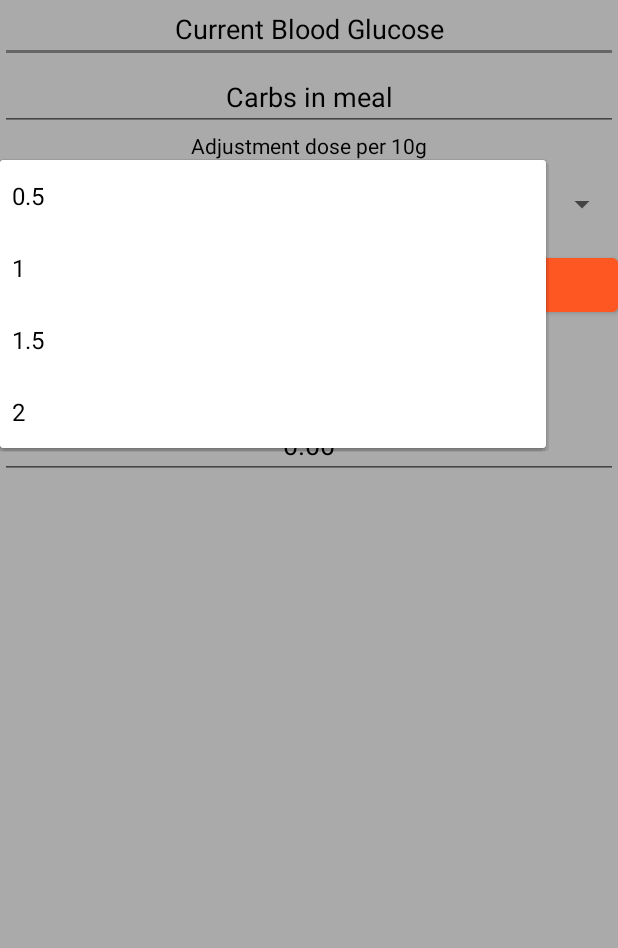
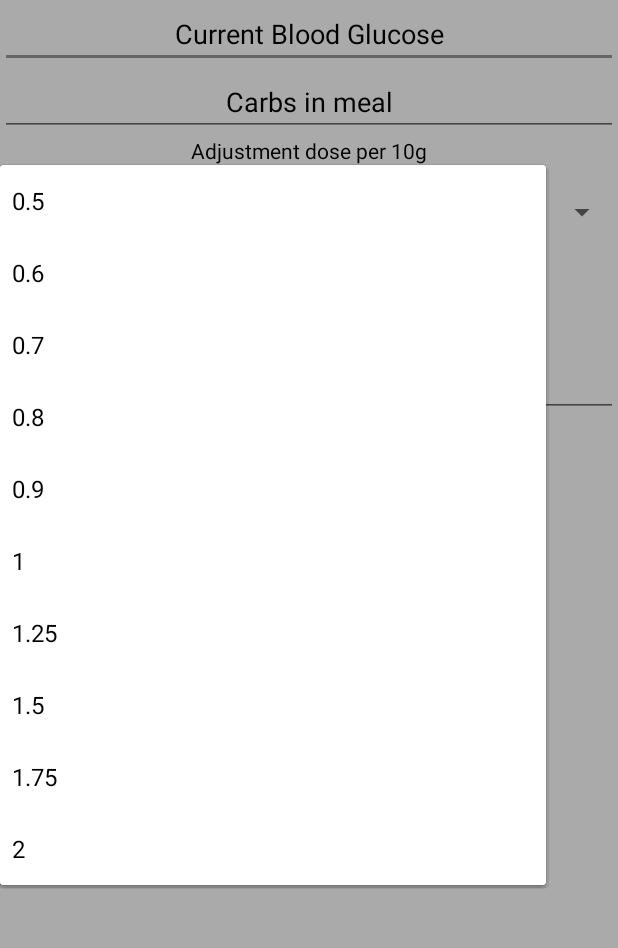
Before and after one commit to DrewRowan/androidcarbcalculator, an Android app: the screen it shows after launch (MainActivity), after a tap on "0.5", on a phone screen of 412 x 824 dp, the part 103-1051 px from its top. Run offline under Robolectric (Android 15) with nearby library versions, the phone set to English and light mode, and no system bars; our stand-ins replace Room's generated code.

Commit message:
auto calculate now a feature

```diff
--- /dev/null
+++ b/app/src/main/java/com/example/calculator/Calculation.java
@@ -0,0 +1,35 @@
+package com.example.calculator;
+
+import androidx.room.ColumnInfo;
+import androidx.room.Entity;
+import androidx.room.PrimaryKey;
+
+import java.util.Calendar;
+import java.util.Date;
+
+@Entity(tableName = "calculation_table")
+public class Calculation {
+
+    @ColumnInfo
+    @PrimaryKey(autoGenerate=true)
+    Long id;
+
+    String bloodGlucose;
+
+    @ColumnInfo
+    String carbohydrates;
+
+    @ColumnInfo
+    String calculation;
+
+    public void setCalculation(String bloodGlucose, String carbohydrates, String calculation) {
+        this.bloodGlucose = bloodGlucose;
+        this.carbohydrates = carbohydrates;
+        this.calculation = calculation;
+
+    }
+
+    public String getCalculation() {
+        return this.calculation;
+    }
+}
--- /dev/null
+++ b/app/src/main/java/com/example/calculator/CalculationDao.java
@@ -0,0 +1,22 @@
+package com.example.calculator;
+
+import androidx.lifecycle.LiveData;
+import androidx.room.Dao;
+import androidx.room.Insert;
+import androidx.room.OnConflictStrategy;
+import androidx.room.Query;
+
+import java.util.List;
+
+@Dao
+public interface CalculationDao {
+
+    @Insert(onConflict = OnConflictStrategy.IGNORE)
+    void insert(Calculation calculation);
+
+    @Query("DELETE FROM calculation_table")
+    void deleteAll();
+
+    @Query("SELECT * FROM calculation_table ORDER BY id DESC")
+    LiveData<List<Calculation>> getSortedCalculations();
+}
--- /dev/null
+++ b/app/src/main/java/com/example/calculator/CalculationListAdapter.java
@@ -0,0 +1,38 @@
+package com.example.calculator;
+
+import android.view.ViewGroup;
+
+import androidx.annotation.NonNull;
+import androidx.recyclerview.widget.DiffUtil;
+import androidx.recyclerview.widget.ListAdapter;
+
+class CalculationListAdapter extends ListAdapter<Calculation, CalculationViewHolder> {
+
+    protected CalculationListAdapter(@NonNull DiffUtil.ItemCallback<Calculation> diffCallback) {
+        super(diffCallback);
+    }
+
+    @Override
+    public CalculationViewHolder onCreateViewHolder(ViewGroup parent, int viewType) {
+        return CalculationViewHolder.create(parent);
+    }
+
+    @Override
+    public void onBindViewHolder(CalculationViewHolder holder, int position) {
+        Calculation current = getItem(position);
+        holder.bind(current.getCalculation());
+    }
+
+    static class CalculationDiff extends DiffUtil.ItemCallback<Calculation> {
+
+        @Override
+        public boolean areItemsTheSame(@NonNull Calculation oldItem, @NonNull Calculation newItem) {
+            return oldItem == newItem;
+        }
+
+        @Override
+        public boolean areContentsTheSame(@NonNull Calculation oldItem, @NonNull Calculation newItem) {
+            return oldItem.getCalculation().equals(newItem.getCalculation());
+        }
+    }
+}
--- /dev/null
+++ b/app/src/main/java/com/example/calculator/CalculationRepository.java
@@ -0,0 +1,37 @@
+package com.example.calculator;
+
+import android.app.Application;
+
+import androidx.lifecycle.LiveData;
+
+import java.util.List;
+
+class CalculationRepository {
+
+    private CalculationDao mCalculationDao;
+    private LiveData<List<Calculation>> mAllCalculations;
+
+    // Note that in order to unit test the CalculationRepository, you have to remove the Application
+    // dependency. This adds complexity and much more code, and this sample is not about testing.
+    // See the BasicSample in the android-architecture-components repository at
+    // https://github.com/googlesamples
+    CalculationRepository(Application application) {
+        CalculationRoomDatabase db = CalculationRoomDatabase.getDatabase(application);
+        mCalculationDao = db.CalculationDao();
+        mAllCalculations = mCalculationDao.getSortedCalculations();
+    }
+
+    // Room executes all queries on a separate thread.
+    // Observed LiveData will notify the observer when the data has changed.
+    LiveData<List<Calculation>> getAllCalculations() {
+        return mAllCalculations;
+    }
+
+    // You must call this on a non-UI thread or your app will throw an exception. Room ensures
+    // that you're not doing any long running operations on the main thread, blocking the UI.
+    void insert(Calculation Calculation) {
+        CalculationRoomDatabase.databaseWriteExecutor.execute(() -> {
+            mCalculationDao.insert(Calculation);
+        });
+    }
+}
--- /dev/null
+++ b/app/src/main/java/com/example/calculator/CalculationRoomDatabase.java
@@ -0,0 +1,61 @@
+package com.example.calculator;
+
+import android.content.Context;
+
+import androidx.annotation.NonNull;
+import androidx.room.Database;
+import androidx.room.Room;
+import androidx.room.RoomDatabase;
+import androidx.sqlite.db.SupportSQLiteDatabase;
+
+import java.util.concurrent.ExecutorService;
+import java.util.concurrent.Executors;
+
+@Database(entities = {Calculation.class}, version = 1, exportSchema = false)
+public abstract class CalculationRoomDatabase extends RoomDatabase {
+
+    public abstract CalculationDao CalculationDao();
+
+    private static volatile CalculationRoomDatabase INSTANCE;
+    private static final int NUMBER_OF_THREADS = 4;
+    static final ExecutorService databaseWriteExecutor =
+            Executors.newFixedThreadPool(NUMBER_OF_THREADS);
+
+    static CalculationRoomDatabase getDatabase(final Context context) {
+        if (INSTANCE == null) {
+            synchronized (CalculationRoomDatabase.class) {
+                if (INSTANCE == null) {
+                    INSTANCE = Room.databaseBuilder(context.getApplicationContext(),
+                            CalculationRoomDatabase.class, "calculation_database")
+                            .addCallback(sRoomDatabaseCallback)
+                            .build();
+                }
+            }
+        }
+        return INSTANCE;
+    }
+
+    private static RoomDatabase.Callback sRoomDatabaseCallback = new RoomDatabase.Callback() {
+        @Override
+        public void onCreate(@NonNull SupportSQLiteDatabase db) {
+            super.onCreate(db);
+
+            // If you want to keep data through app restarts,
+            // comment out the following block
+            databaseWriteExecutor.execute(() -> {
+                // Populate the database in the background.
+                // If you want to start with more calculations, just add them.
+                CalculationDao dao = INSTANCE.CalculationDao();
+                dao.deleteAll();
+
+                Calculation calculation = new Calculation();
+                calculation.setCalculation("1", "2", "3");
+                dao.insert(calculation);
+                calculation = new Calculation();
+                calculation.setCalculation("4", "5", "67");
+                dao.insert(calculation);
+            });
+        }
+    };
+
+}
--- /dev/null
+++ b/app/src/main/java/com/example/calculator/CalculationViewModel.java
@@ -0,0 +1,25 @@
+package com.example.calculator;
+
+import android.app.Application;
+
+import androidx.lifecycle.AndroidViewModel;
+import androidx.lifecycle.LiveData;
+
+import java.util.List;
+
+public class CalculationViewModel extends AndroidViewModel {
+
+    private CalculationRepository mRepository;
+
+    private final LiveData<List<Calculation>> mAllCalculations;
+
+    public CalculationViewModel (Application application) {
+        super(application);
+        mRepository = new CalculationRepository(application);
+        mAllCalculations = mRepository.getAllCalculations();
+    }
+
+    LiveData<List<Calculation>> getAllCalculations() { return mAllCalculations; }
+
+    public void insert(Calculation Calculation) { mRepository.insert(Calculation); }
+}
--- a/app/src/main/java/com/example/calculator/MainActivity.java
+++ b/app/src/main/java/com/example/calculator/MainActivity.java
@@ -1,9 +1,17 @@
 package com.example.calculator;
 
 import androidx.appcompat.app.AppCompatActivity;
+import androidx.lifecycle.ViewModelProvider;
+import androidx.recyclerview.widget.LinearLayoutManager;
+import androidx.recyclerview.widget.RecyclerView;
+
+import android.content.Intent;
 import android.os.Bundle;
+import android.text.Editable;
+import android.text.TextWatcher;
 import android.util.Log;
 import android.view.View;
+import android.widget.AdapterView;
 import android.widget.ArrayAdapter;
 import android.widget.Button;
 import android.widget.EditText;
@@ -12,16 +20,16 @@ import android.widget.TextView;
 import android.widget.Toast;
 
 public class MainActivity extends AppCompatActivity {
+
+    public static final int NEW_CALCULATION_ACTIVITY_REQUEST_CODE = 1;
+
     private EditText opr1;
     private EditText opr2;
-    private Button btnadd;
-    private Button btnsub;
-    private Button btnmul;
-    private Button btncalculate;
-    private Button btnclr;
     private TextView txtresult;
     private float valInsulinPerCarbs = 0.5F;
     private int valCorrectionDose = 1;
+    private CalculationViewModel mCalculationViewModel;
+    private Spinner spinner;
 
     public double calculateRangeCorrection(double currentBloodGlucose) {
         // adjust for range e.g. 5-7 = 0 correction, 7-9 = 1, etc
@@ -33,10 +41,35 @@ public class MainActivity extends AppCompatActivity {
         return rangeCorrection;
     }
 
+    public static double roundToHalf(double d) {
+        return Math.round(d * 2) / 2.0;
+    }
+
     // this function adjusts for correction ranges
     // e.g. 5-7 = 0 correction, 7-9 = 1, etc
     public double adjustForRange(double num) {
         return Math.floor(num*2)/2;
+    }
+
+    public void runCalculation() {
+        if((opr1.getText().length()>0) && (opr2.getText().length()>0))
+        {
+            double oper1 = Double.parseDouble(opr1.getText().toString());
+            double oper2 = Double.parseDouble(opr2.getText().toString());
+            valInsulinPerCarbs = Float.parseFloat(spinner.getSelectedItem().toString());
+            double result = valInsulinPerCarbs *  Math.round(oper2/10);
+            double rangeCorrection = calculateRangeCorrection(oper1);
+            double roundedToHalf = roundToHalf(result + rangeCorrection);
+            txtresult.setText(Double.toString(roundedToHalf));
+
+            Calculation calculation = new Calculation();
+            calculation.setCalculation(opr1.getText().toString(), opr2.getText().toString(), Double.toString(result + rangeCorrection ));
+            mCalculationViewModel.insert(calculation);
+        }
+        else{
+            Toast toast= Toast.makeText(MainActivity.this,"Enter The Required Numbers",Toast.LENGTH_LONG);
+            toast.show();
+        }
     }
 
     @Override
@@ -45,36 +78,67 @@ public class MainActivity extends AppCompatActivity {
         setContentView(R.layout.activity_main);
         opr1 = (EditText) findViewById(R.id.editOp1);
         opr2 = (EditText) findViewById(R.id.editOp2);
-        btncalculate = (Button) findViewById(R.id.btncalculate);
         txtresult= (TextView) findViewById(R.id.result);
 
+        RecyclerView recyclerView = findViewById(R.id.recyclerview);
+        final CalculationListAdapter adapter = new CalculationListAdapter(new CalculationListAdapter.CalculationDiff());
+        recyclerView.setAdapter(adapter);
+        recyclerView.setLayoutManager(new LinearLayoutManager(this));
+
+        mCalculationViewModel = new ViewModelProvider(this).get(CalculationViewModel.class);
+
+        mCalculationViewModel.getAllCalculations().observe(this, calculations -> {
+            // Update the cached copy of the calculations in the adapter.
+            adapter.submitList(calculations);
+        });
+
         // add dropdown contents
-        Spinner spinner = (Spinner) findViewById(R.id.spinner);
-        // Create an ArrayAdapter using the string array and a default spinner layout
-        ArrayAdapter<CharSequence> adapter = ArrayAdapter.createFromResource(this, R.array.adjustmentdose_array, android.R.layout.simple_spinner_item);
+        spinner = (Spinner) findViewById(R.id.spinner);
+        // Create an ArrayAdapter using the string array and a default spinne   r layout
+        ArrayAdapter<CharSequence> arrayAdapter = ArrayAdapter.createFromResource(this, R.array.adjustmentdose_array, android.R.layout.simple_spinner_item);
         // Specify the layout to use when the list of choices appears
-        adapter.setDropDownViewResource(android.R.layout.simple_spinner_dropdown_item);
+        arrayAdapter.setDropDownViewResource(android.R.layout.simple_spinner_dropdown_item);
         // Apply the adapter to the spinner
-        spinner.setAdapter(adapter);
+        spinner.setAdapter(arrayAdapter);
 
         // calculate
-        btncalculate.setOnClickListener(new View.OnClickListener() {
+        opr2.addTextChangedListener(new TextWatcher() {
             @Override
-            public void onClick(View v) {
-                if((opr1.getText().length()>0) && (opr2.getText().length()>0))
-                {
-                    double oper1 = Double.parseDouble(opr1.getText().toString());
-                    double oper2 = Double.parseDouble(opr2.getText().toString());
-                    valInsulinPerCarbs = Float.parseFloat(spinner.getSelectedItem().toString());
-                    double result = valInsulinPerCarbs *  Math.round(oper2/10);
-                    double rangeCorrection = calculateRangeCorrection(oper1);
-                    txtresult.setText(Double.toString(result + rangeCorrection ));
-                }
-                else{
-                    Toast toast= Toast.makeText(MainActivity.this,"Enter The Required Numbers",Toast.LENGTH_LONG);
-                    toast.show();
-                }
+            public void beforeTextChanged(CharSequence s, int start, int count, int after) { }
+
+            @Override
+            public void onTextChanged(CharSequence s, int start, int before, int count) {
+                runCalculation();
             }
+
+            @Override
+            public void afterTextChanged(Editable s) { }
+        });
+
+        opr1.addTextChangedListener(new TextWatcher() {
+            @Override
+            public void beforeTextChanged(CharSequence s, int start, int count, int after) { }
+
+            @Override
+            public void onTextChanged(CharSequence s, int start, int before, int count) {
+                runCalculation();
+            }
+
+            @Override
+            public void afterTextChanged(Editable s) { }
+        });
+
+        spinner.setOnItemSelectedListener(new AdapterView.OnItemSelectedListener() {
+            @Override
+            public void onItemSelected(AdapterView<?> parentView, View selectedItemView, int position, long id) {
+                runCalculation();
+            }
+
+            @Override
+            public void onNothingSelected(AdapterView<?> parentView) {
+                // your code here
+            }
+
         });
 
     }
--- a/app/src/main/res/layout/activity_main.xml
+++ b/app/src/main/res/layout/activity_main.xml
@@ -1,6 +1,7 @@
 <?xml version="1.0" encoding="utf-8"?>
 <LinearLayout xmlns:android="http://schemas.android.com/apk/res/android"
     xmlns:tools="http://schemas.android.com/tools"
+    xmlns:app="http://schemas.android.com/apk/res-auto"
     android:id="@+id/activity_main"
     android:layout_width="match_parent"
     android:layout_height="match_parent"
@@ -64,22 +65,7 @@
         android:layout_width="match_parent"
         android:layout_height="wrap_content"
         android:layout_weight="0.07"
-        android:spinnerMode="dropdown" />
-
-    <LinearLayout
-        android:layout_width="match_parent"
-        android:layout_height="wrap_content"
-        android:orientation="horizontal">
-
-        <Button
-            android:id="@+id/btncalculate"
-            android:layout_width="78dp"
-            android:layout_height="wrap_content"
-            android:layout_weight="0.03"
-            android:backgroundTint="#FF5722"
-            android:text="Calculate" />
-
-    </LinearLayout>
+        android:spinnerMode="dropdown" />'
 
     <TextView
         android:id="@+id/textView1"
@@ -109,4 +95,15 @@
         android:textColorHint="#000000"
         android:textSize="18sp" />
 
+    <androidx.recyclerview.widget.RecyclerView
+        android:id="@+id/recyclerview"
+        android:layout_width="0dp"
+        android:layout_height="0dp"
+        tools:listitem="@layout/recyclerview_item"
+        android:padding="@dimen/big_padding"
+        app:layout_constraintBottom_toBottomOf="parent"
+        app:layout_constraintLeft_toLeftOf="parent"
+        app:layout_constraintRight_toRightOf="parent"
+        app:layout_constraintTop_toTopOf="parent" />
+
 </LinearLayout>
--- a/app/src/main/res/values/dimens.xml
+++ b/app/src/main/res/values/dimens.xml
@@ -1,3 +1,4 @@
 <resources>
     <dimen name="fab_margin">16dp</dimen>
+    <dimen name="big_padding" />
 </resources>
--- a/app/src/main/res/values/strings.xml
+++ b/app/src/main/res/values/strings.xml
@@ -12,8 +12,14 @@
 
     <string-array name="adjustmentdose_array">
         <item>0.5</item>
+        <item>0.6</item>
+        <item>0.7</item>
+        <item>0.8</item>
+        <item>0.9</item>
         <item>1</item>
+        <item>1.25</item>
         <item>1.5</item>
+        <item>1.75</item>
         <item>2</item>
     </string-array>
 </resources>
```
Also changed, not shown: app/build.gradle (+13 -0 lines), app/src/main/java/com/example/calculator/CalculationViewHolder.java (added, +28 -0 lines), app/src/main/res/layout/recyclerview_item.xml (added, +13 -0 lines), app/src/main/res/values/styles.xml (added, +20 -0 lines), 1 other file.
